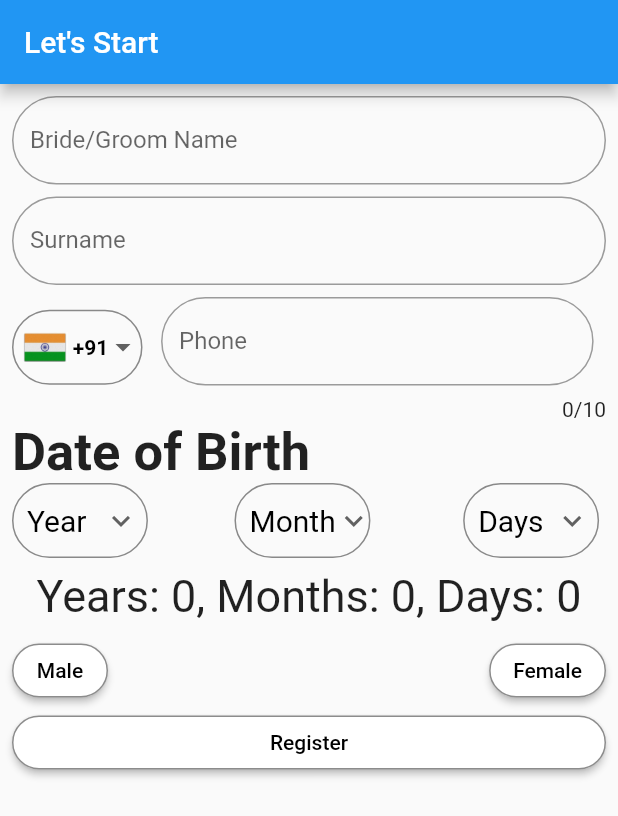
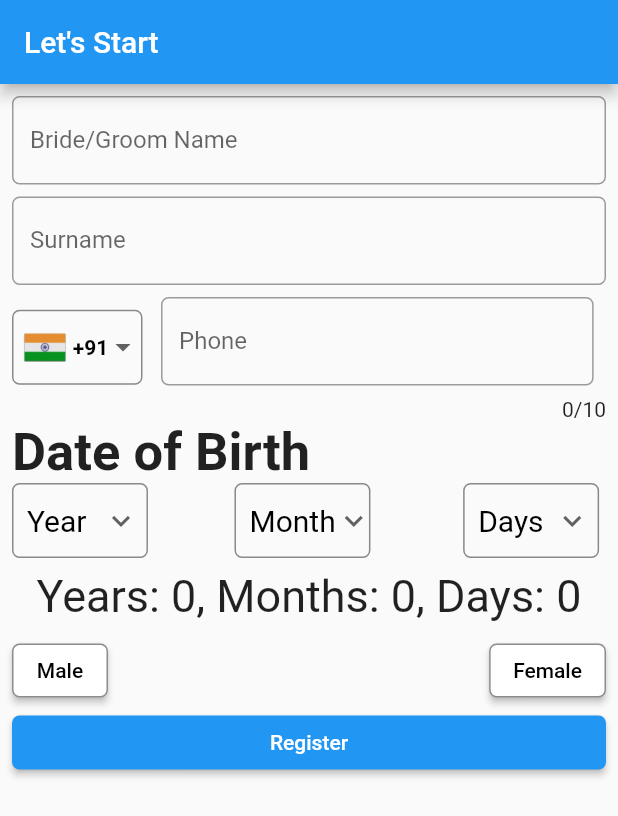
Before and after one commit to maaz335/age_calculator_page, a Flutter app: the screen it shows after launch, on a phone screen of 412 x 824 dp. Shown: the top 816 px of the screen. Run offline on Flutter 3.47's test engine with Material 2 defaults, Android fonts, the phone set to English and light mode, and no system bars.

Commit message:
Initial commit
Signed-off-by: BCS213001-MAAZAHMAD <mmaazahmad24@gmail.com>

```diff
--- a/lib/main.dart
+++ b/lib/main.dart
@@ -38,7 +38,8 @@ class age_calculator extends StatelessWidget {
                       padding: EdgeInsets.only(left: 6),
                       decoration: BoxDecoration(
                           border: Border.all(color: Colors.black45),
-                          borderRadius: BorderRadius.all(Radius.circular(50))),
+                           borderRadius: BorderRadius.all(Radius.circular(5))
+                      ),
                       child: DropdownButton<String>(
                         value: dropdownValue2,
                         underline: Container(
@@ -96,7 +97,8 @@ class age_calculator extends StatelessWidget {
                       padding: EdgeInsets.only(left: 9),
                       decoration: BoxDecoration(
                           border: Border.all(color: Colors.black45),
-                          borderRadius: BorderRadius.all(Radius.circular(50))),
+                          borderRadius: BorderRadius.all(Radius.circular(5))
+                      ),
                       width: MediaQuery.of(context).size.width * 0.22,
                       child: DropdownButton<String>(
                         value: dropdownValue2,
@@ -128,7 +130,8 @@ class age_calculator extends StatelessWidget {
                       padding: EdgeInsets.only(left: 9),
                       decoration: BoxDecoration(
                           border: Border.all(color: Colors.black45),
-                          borderRadius: BorderRadius.all(Radius.circular(50))),
+                           borderRadius: BorderRadius.all(Radius.circular(5))
+                      ),
                       width: MediaQuery.of(context).size.width * 0.22,
                       child: DropdownButton<String>(
                         value: dropdownValue3,
@@ -160,7 +163,8 @@ class age_calculator extends StatelessWidget {
                       padding: EdgeInsets.only(left: 9),
                       decoration: BoxDecoration(
                           border: Border.all(color: Colors.black45),
-                          borderRadius: BorderRadius.all(Radius.circular(50))),
+                           borderRadius: BorderRadius.all(Radius.circular(5))
+                        ),
                       width: MediaQuery.of(context).size.width * 0.22,
                       child: DropdownButton<String>(
                         value: dropdownValue4,
@@ -217,7 +221,7 @@ class age_calculator extends StatelessWidget {
                         shape:
                             MaterialStateProperty.all<RoundedRectangleBorder>(
                           RoundedRectangleBorder(
-                            borderRadius: BorderRadius.circular(18.0),
+                             borderRadius: BorderRadius.circular(5.0),
                               side: BorderSide(color: Colors.black45)
                           ),
                         ),
@@ -232,7 +236,7 @@ class age_calculator extends StatelessWidget {
                         shape:
                             MaterialStateProperty.all<RoundedRectangleBorder>(
                           RoundedRectangleBorder(
-                            borderRadius: BorderRadius.circular(18.0),
+                            borderRadius: BorderRadius.circular(5.0),
                               side: BorderSide(color: Colors.black45)
                           ),
                         ),
@@ -246,12 +250,11 @@ class age_calculator extends StatelessWidget {
                   width: MediaQuery.of(context).size.width * 1.0,
                   child: ElevatedButton(
                     style: ButtonStyle(
-                      backgroundColor: MaterialStatePropertyAll(Colors.white),
-                      foregroundColor: MaterialStatePropertyAll(Colors.black),
+
                       shape: MaterialStateProperty.all<RoundedRectangleBorder>(
                         RoundedRectangleBorder(
-                          borderRadius: BorderRadius.circular(18.0),
-                            side: BorderSide(color: Colors.black45)
+                           borderRadius: BorderRadius.circular(5.0),
+
                         ),
                       ),
                     ),
@@ -283,7 +286,7 @@ class Inputfield extends StatelessWidget {
               borderSide: BorderSide(
                 width: 3,
               ),
-              borderRadius: BorderRadius.circular(50.0),
+               borderRadius: BorderRadius.circular(5.0),
             ),
             labelText: Title),
       ),
```
